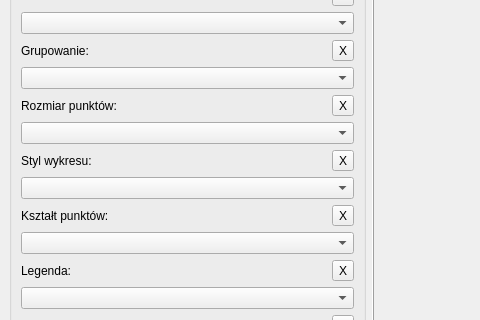
This is ui/Main/scatter-plot-window.ui in OskarLewandowski/dex-data-experience as Qt 5 draws it before an edit; both pictures show x 0 to 480 and y 223 to 543 of the 1142 by 805 pixel window. The edited form follows.
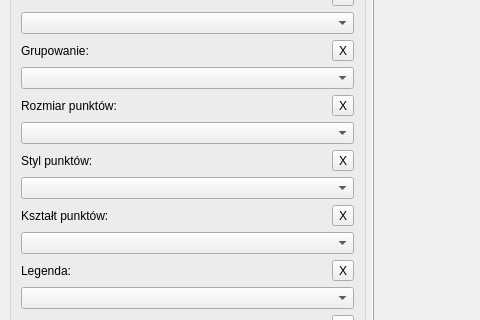
This is the edited form.

Commit message: change scatterplot function

```diff
--- a/ui/Main/scatter-plot-window.ui
+++ b/ui/Main/scatter-plot-window.ui
@@ -296,7 +296,7 @@
                  <item>
                   <widget class="QLabel" name="label_6">
                    <property name="text">
-                    <string>Styl wykresu:</string>
+                    <string>Styl punktów:</string>
                    </property>
                   </widget>
                  </item>
```
Left out of the diff: 7 changed lines with no effect on the pictures. The commit also changes 2 other files.
